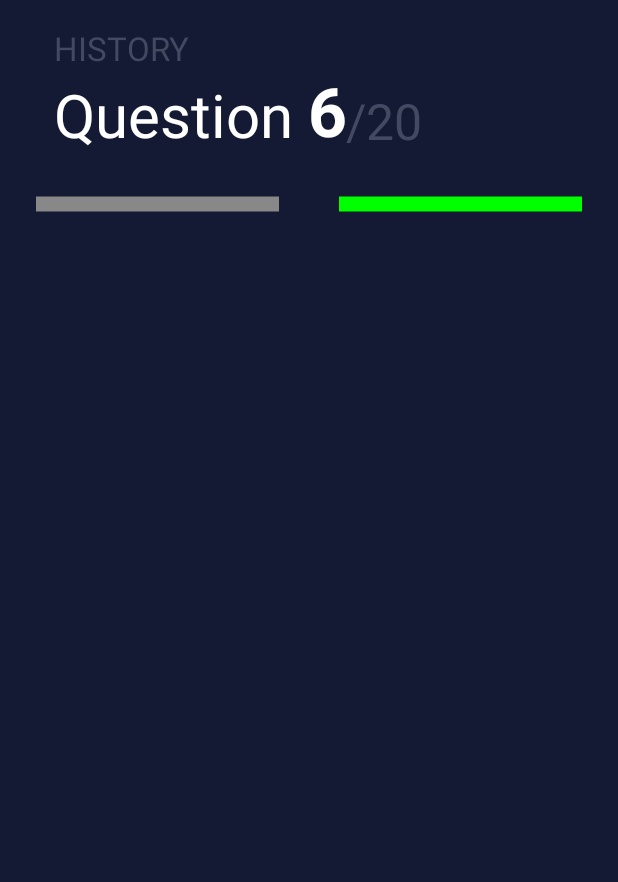
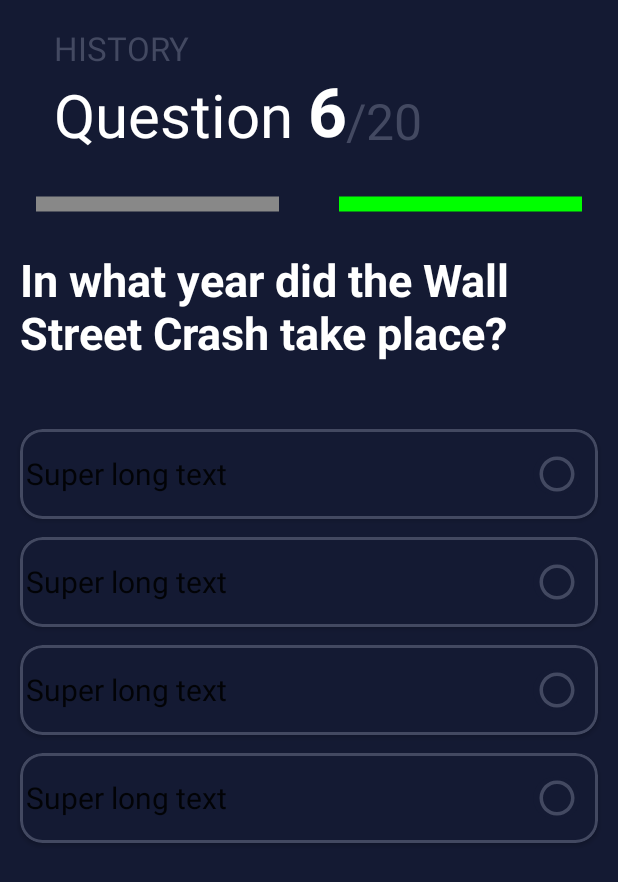
Before and after one commit to XIIIXIIXIXI/QuizApp, an Android app built with Jetpack Compose: the @Preview function GameScreenPreview, on a phone screen of 412 x 824 dp. Shown: the top 882 px of the screen. Run offline under Robolectric (Android 15) with nearby library versions, the phone set to English and light mode, and no system bars.

Commit message:
GameScreen answer brackets

```diff
--- a/app/src/main/java/com/example/quizapp/presentation/gameScreens/GameScreen.kt
+++ b/app/src/main/java/com/example/quizapp/presentation/gameScreens/GameScreen.kt
@@ -1,23 +1,33 @@
 package com.example.quizapp.presentation.gameScreens
 
-import androidx.compose.foundation.Canvas
-import androidx.compose.foundation.background
+import android.widget.Toast
+import androidx.compose.foundation.*
 import androidx.compose.foundation.layout.*
-import androidx.compose.material.MaterialTheme
-import androidx.compose.material.Surface
-import androidx.compose.material.Text
-import androidx.compose.material.TopAppBar
+import androidx.compose.foundation.shape.CircleShape
+import androidx.compose.foundation.shape.RoundedCornerShape
+import androidx.compose.material.*
+import androidx.compose.material.icons.Icons
+import androidx.compose.material.icons.filled.CheckCircle
+import androidx.compose.material.icons.filled.Settings
 import androidx.compose.runtime.Composable
+import androidx.compose.ui.Alignment
 import androidx.compose.ui.Modifier
+import androidx.compose.ui.draw.shadow
+import androidx.compose.ui.geometry.CornerRadius
 import androidx.compose.ui.geometry.Offset
 import androidx.compose.ui.geometry.Size
 import androidx.compose.ui.graphics.Color
+import androidx.compose.ui.graphics.PaintingStyle.Companion.Stroke
 import androidx.compose.ui.graphics.PathEffect
+import androidx.compose.ui.graphics.drawscope.Stroke
+import androidx.compose.ui.res.painterResource
+import androidx.compose.ui.text.TextStyle
 import androidx.compose.ui.text.font.FontWeight
 import androidx.compose.ui.text.toUpperCase
 import androidx.compose.ui.tooling.preview.Preview
 import androidx.compose.ui.unit.dp
 import androidx.compose.ui.unit.sp
+import com.example.quizapp.R
 import com.example.quizapp.ui.theme.QuizAppTheme
 import com.example.quizapp.ui.theme.SecondaryGameScreen
 import com.example.quizapp.ui.theme.TopBarExpendedHeight
@@ -42,7 +52,9 @@ fun GameScreen(){
                 fontSize = 22.sp
             )
 
-            Row(modifier = Modifier.fillMaxWidth().padding(start = 36.dp, top = 3.dp ), horizontalArrangement = Arrangement.Start) {
+            Row(modifier = Modifier
+                .fillMaxWidth()
+                .padding(start = 36.dp, top = 3.dp), horizontalArrangement = Arrangement.Start) {
                 Text(
                     text = "Question", modifier = Modifier.padding(top = 5.dp),
                     color = Color.White,
@@ -63,10 +75,82 @@ fun GameScreen(){
                 )
             }
 
-            QuestionNumber(10)
             QuestionLine(2)
+            Text(
+                text = "In what year did the Wall Street Crash take place?",
+                modifier = Modifier.padding(horizontal = 13.dp),
+                color = Color.White,
+                fontSize = 30.sp,
+                fontWeight = FontWeight.Bold
+            )
+            Spacer(modifier = Modifier.height(45.dp))
+            Answers()
 
         }
+}
+
+@Composable
+fun Answers() {
+    Column(modifier = Modifier.padding(horizontal = 13.dp), verticalArrangement = Arrangement.spacedBy(12.dp)) {
+        AnswerOption()
+        AnswerOption()
+        AnswerOption()
+        AnswerOption()
+    }
+}
+
+@Composable
+fun AnswerOption() {
+    //State Start -> Bol right answer
+    //State choose correctly -> Show right answer,
+    //State choose wrong -> Show chosen as wrong and show right answer
+
+    Row(
+        modifier = Modifier
+            .fillMaxWidth()
+            .height(60.dp)
+            .shadow(elevation = 2.dp, shape = RoundedCornerShape(15.dp), clip = true)
+            .background(Color(MaterialTheme.colors.background.value))
+            .border(
+                BorderStroke(2.dp, color = Color(SecondaryGameScreen.value)),
+                shape = RoundedCornerShape(15.dp)
+            )
+            .clickable(
+                enabled = true,
+                onClick = {
+
+                }
+            ),
+        verticalAlignment = Alignment.CenterVertically,
+        horizontalArrangement = Arrangement.SpaceBetween,
+    ) {
+        Text(
+            modifier = Modifier
+                .padding(start = 4.dp)
+                .weight(1.2f),
+            text = "Super long text",
+
+            style = TextStyle(fontSize = 20.sp),
+        )
+        Card(
+            modifier = Modifier
+                .padding(12.dp)
+                .weight(0.2f),
+            shape = CircleShape,
+            backgroundColor = MaterialTheme.colors.background,
+            elevation = 0.dp,
+        ) {
+            Box(contentAlignment = Alignment.Center) {
+                Icon(
+                    painter = painterResource(id = R.drawable.ic_outline_circle_24),
+                    contentDescription = "Settings Icon",
+                    modifier = Modifier
+                        .size(28.dp),
+                    tint = SecondaryGameScreen
+                )
+            }
+        }
+    }
 }
 
 @Composable
--- /dev/null
+++ b/app/src/main/res/drawable/ic_outline_circle_24.xml
@@ -0,0 +1,5 @@
+<vector android:height="24dp" android:tint="#000000"
+    android:viewportHeight="24" android:viewportWidth="24"
+    android:width="24dp" xmlns:android="http://schemas.android.com/apk/res/android">
+    <path android:fillColor="@android:color/white" android:pathData="M12,2C6.47,2 2,6.47 2,12c0,5.53 4.47,10 10,10s10,-4.47 10,-10C22,6.47 17.53,2 12,2zM12,20c-4.42,0 -8,-3.58 -8,-8c0,-4.42 3.58,-8 8,-8s8,3.58 8,8C20,16.42 16.42,20 12,20z"/>
+</vector>
```
